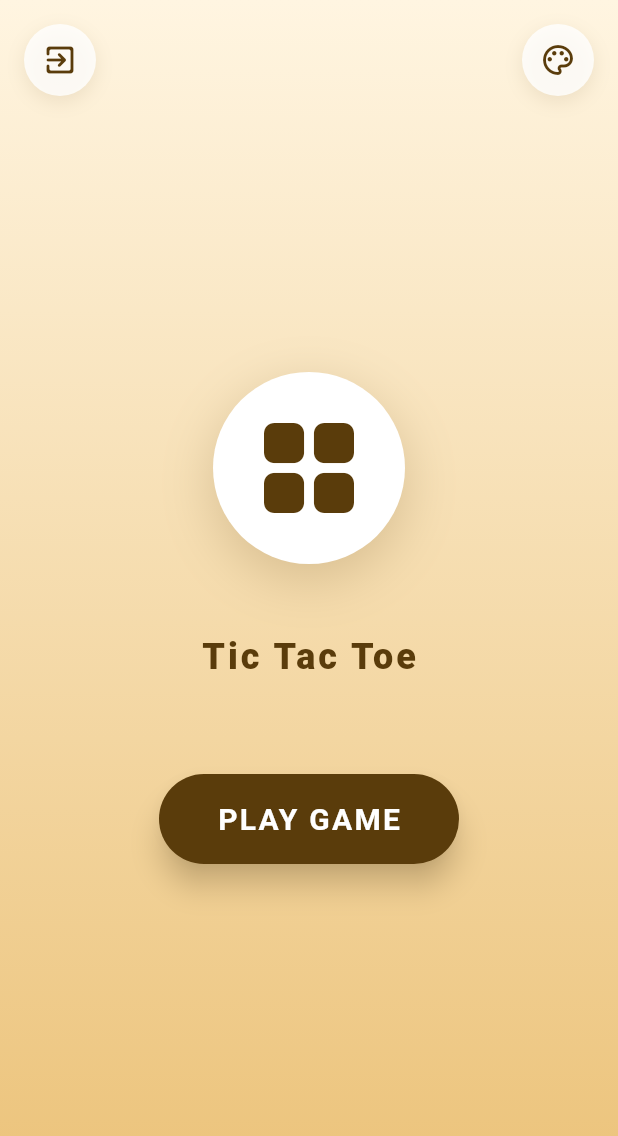
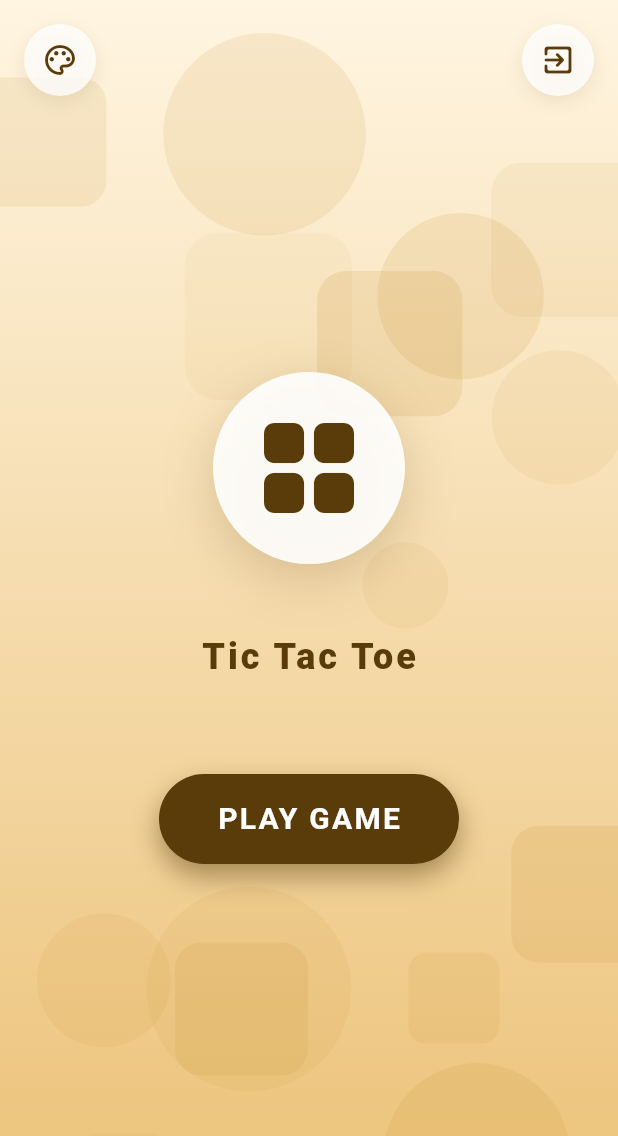
Before and after one commit to tameer-khyber/TicTocToeGame, a Flutter app: the screen it shows after launch, on a phone screen of 412 x 824 dp. Shown: the top 1136 px of the screen. Run offline on Flutter 3.47's test engine with Material 3 defaults, Android fonts, the phone set to English and light mode, and no system bars; our stand-ins replace animate_do, confetti, get, google_fonts.

Commit message:
feat: overhaul UI with advanced animations and global background

```diff
--- /dev/null
+++ b/lib/core/widgets/animated_background.dart
@@ -0,0 +1,129 @@
+import 'dart:async';
+import 'dart:math';
+import 'package:flutter/material.dart';
+import '../constants/app_colors.dart';
+
+class AnimatedBackground extends StatefulWidget {
+  const AnimatedBackground({super.key});
+
+  @override
+  State<AnimatedBackground> createState() => _AnimatedBackgroundState();
+}
+
+class _AnimatedBackgroundState extends State<AnimatedBackground> {
+  final List<_FloatingShape> _shapes = [];
+  final Random _random = Random();
+  Timer? _timer;
+
+  @override
+  void initState() {
+    super.initState();
+    // Initialize shapes
+    for (int i = 0; i < 15; i++) {
+      _shapes.add(_generateShape());
+    }
+
+    // Update loop
+    _timer = Timer.periodic(const Duration(milliseconds: 50), (timer) {
+      setState(() {
+        for (var shape in _shapes) {
+          shape.update();
+        }
+      });
+    });
+  }
+
+  _FloatingShape _generateShape() {
+    return _FloatingShape(
+      x: _random.nextDouble(),
+      y: _random.nextDouble(),
+      size: _random.nextDouble() * 100 + 40,
+      opacity: _random.nextDouble() * 0.1 + 0.05,
+      speedX: (_random.nextDouble() - 0.5) * 0.002,
+      speedY: (_random.nextDouble() - 0.5) * 0.002,
+      isCircle: _random.nextBool(),
+    );
+  }
+
+  @override
+  void dispose() {
+    _timer?.cancel();
+    super.dispose();
+  }
+
+  @override
+  Widget build(BuildContext context) {
+    return ClipRect(
+      child: CustomPaint(
+        painter: _BackgroundPainter(
+          shapes: _shapes,
+          color: AppColors.playerO, // Use accent/secondary color for shapes
+        ),
+        size: Size.infinite,
+      ),
+    );
+  }
+}
+
+class _FloatingShape {
+  double x;
+  double y;
+  double size;
+  double opacity;
+  double speedX;
+  double speedY;
+  bool isCircle;
+
+  _FloatingShape({
+    required this.x,
+    required this.y,
+    required this.size,
+    required this.opacity,
+    required this.speedX,
+    required this.speedY,
+    required this.isCircle,
+  });
+
+  void update() {
+    x += speedX;
+    y += speedY;
+
+    if (x < -0.2) x = 1.2;
+    if (x > 1.2) x = -0.2;
+    if (y < -0.2) y = 1.2;
+    if (y > 1.2) y = -0.2;
+  }
+}
+
+class _BackgroundPainter extends CustomPainter {
+  final List<_FloatingShape> shapes;
+  final Color color;
+
+  _BackgroundPainter({required this.shapes, required this.color});
+
+  @override
+  void paint(Canvas canvas, Size size) {
+    final paint = Paint()..style = PaintingStyle.fill;
+
+    for (var shape in shapes) {
+      paint.color = color.withValues(alpha: shape.opacity);
+      final offset = Offset(shape.x * size.width, shape.y * size.height);
+
+      if (shape.isCircle) {
+        canvas.drawCircle(offset, shape.size / 2, paint);
+      } else {
+        // Draw X shape (roughly)
+        // For simplicity, drawing rounded rects or crosses
+        final rect = Rect.fromCenter(
+            center: offset, width: shape.size, height: shape.size);
+        canvas.drawRRect(
+            RRect.fromRectAndRadius(rect, Radius.circular(shape.size / 5)), paint);
+      }
+    }
+  }
+
+  @override
+  bool shouldRepaint(covariant _BackgroundPainter oldDelegate) {
+    return true; // Always repaint on animation tick
+  }
+}
--- /dev/null
+++ b/lib/core/widgets/animated_scale_button.dart
@@ -0,0 +1,69 @@
+import 'package:flutter/material.dart';
+
+class AnimatedScaleButton extends StatefulWidget {
+  final Widget child;
+  final VoidCallback onPressed;
+  final Duration duration;
+  final double scale;
+
+  const AnimatedScaleButton({
+    super.key,
+    required this.child,
+    required this.onPressed,
+    this.duration = const Duration(milliseconds: 100),
+    this.scale = 0.95,
+  });
+
+  @override
+  State<AnimatedScaleButton> createState() => _AnimatedScaleButtonState();
+}
+
+class _AnimatedScaleButtonState extends State<AnimatedScaleButton>
+    with SingleTickerProviderStateMixin {
+  late AnimationController _controller;
+  late Animation<double> _scaleAnimation;
+
+  @override
+  void initState() {
+    super.initState();
+    _controller = AnimationController(
+      vsync: this,
+      duration: widget.duration,
+    );
+    _scaleAnimation = Tween<double>(begin: 1.0, end: widget.scale).animate(
+      CurvedAnimation(parent: _controller, curve: Curves.easeInOut),
+    );
+  }
+
+  @override
+  void dispose() {
+    _controller.dispose();
+    super.dispose();
+  }
+
+  void _onTapDown(TapDownDetails details) {
+    _controller.forward();
+  }
+
+  void _onTapUp(TapUpDetails details) {
+    _controller.reverse();
+    widget.onPressed();
+  }
+
+  void _onTapCancel() {
+    _controller.reverse();
+  }
+
+  @override
+  Widget build(BuildContext context) {
+    return GestureDetector(
+      onTapDown: _onTapDown,
+      onTapUp: _onTapUp,
+      onTapCancel: _onTapCancel,
+      child: ScaleTransition(
+        scale: _scaleAnimation,
+        child: widget.child,
+      ),
+    );
+  }
+}
--- a/lib/modules/home/views/home_view.dart
+++ b/lib/modules/home/views/home_view.dart
@@ -5,6 +5,8 @@ import '../../../core/constants/app_colors.dart';
 import '../../../core/constants/app_sizes.dart';
 import '../../../core/constants/app_strings.dart';
 import '../../../core/services/theme_service.dart';
+import '../../../core/widgets/animated_background.dart';
+import '../../../core/widgets/animated_scale_button.dart';
 import '../controllers/home_controller.dart';
 
 class HomeView extends GetView<HomeController> {
@@ -15,7 +17,7 @@ class HomeView extends GetView<HomeController> {
     return Obx(() => Scaffold(
       body: Stack(
         children: [
-          // Background
+          // Background Gradient
           Container(
             decoration: BoxDecoration(
               gradient: LinearGradient(
@@ -29,6 +31,9 @@ class HomeView extends GetView<HomeController> {
             ),
           ),
 
+          // Animated Shapes Background
+          const Positioned.fill(child: AnimatedBackground()),
+
           // Main Content
           Center(
             child: Column(
@@ -39,7 +44,7 @@ class HomeView extends GetView<HomeController> {
                   child: Container(
                     padding: const EdgeInsets.all(AppSizes.p24),
                     decoration: BoxDecoration(
-                      color: AppColors.surface,
+                      color: AppColors.surface.withValues(alpha: 0.9), // Glassy
                       shape: BoxShape.circle,
                       boxShadow: [
                         BoxShadow(
@@ -74,23 +79,29 @@ class HomeView extends GetView<HomeController> {
                   child: SizedBox(
                     width: 200,
                     height: 60,
-                    child: ElevatedButton(
+                    child: AnimatedScaleButton(
                       onPressed: controller.onPlayGame,
-                      style: ElevatedButton.styleFrom(
-                        backgroundColor: AppColors.playerX,
-                        foregroundColor: Colors.white,
-                        elevation: 8,
-                        shadowColor: AppColors.playerX.withValues(alpha: 0.5),
-                        shape: RoundedRectangleBorder(
+                      child: Container(
+                        decoration: BoxDecoration(
+                           color: AppColors.playerX,
                            borderRadius: BorderRadius.circular(30),
+                           boxShadow: [
+                             BoxShadow(
+                               color: AppColors.playerX.withValues(alpha: 0.5),
+                               blurRadius: 15,
+                               offset: const Offset(0, 8),
+                             )
+                           ]
                         ),
-                      ),
+                        alignment: Alignment.center,
                         child: const Text(
                           'PLAY GAME',
                           style: TextStyle(
                             fontSize: 20,
                             fontWeight: FontWeight.bold,
                             letterSpacing: 1.5,
+                            color: Colors.white,
+                          ),
                         ),
                       ),
                     ),
@@ -109,18 +120,24 @@ class HomeView extends GetView<HomeController> {
                 children: [
                    FadeInDown(
                     delay: const Duration(milliseconds: 800),
-                    child: _buildIconButton(
-                      icon: Icons.exit_to_app_rounded,
-                      onTap: controller.onExitApp,
-                      color: AppColors.playerX, // Use existing color that works well
+                    child: AnimatedScaleButton(
+                      onPressed: () => Get.find<ThemeService>().cycleTheme(),
+                      scale: 0.9,
+                      child: _buildIconButtonContent(
+                        icon: Icons.palette_outlined,
+                        color: AppColors.playerX,
+                      ),
                     ),
                   ),
                   FadeInDown(
                     delay: const Duration(milliseconds: 900),
-                    child: _buildIconButton(
-                      icon: Icons.palette_outlined,
-                      onTap: () => Get.find<ThemeService>().cycleTheme(),
+                    child: AnimatedScaleButton(
+                      onPressed: controller.onExitApp,
+                      scale: 0.9,
+                      child: _buildIconButtonContent(
+                        icon: Icons.exit_to_app_rounded,
                         color: AppColors.playerX,
+                      ),
                     ),
                   ),
                 ],
@@ -132,12 +149,12 @@ class HomeView extends GetView<HomeController> {
     ));
   }
 
-  Widget _buildIconButton({
+  Widget _buildIconButtonContent({
     required IconData icon,
-    required VoidCallback onTap,
     required Color color,
   }) {
     return Container(
+      padding: const EdgeInsets.all(12),
       decoration: BoxDecoration(
         color: AppColors.surface.withValues(alpha: 0.8),
         shape: BoxShape.circle,
@@ -149,21 +166,11 @@ class HomeView extends GetView<HomeController> {
           ),
         ],
       ),
-      child: Material(
-        color: Colors.transparent,
-        child: InkWell(
-          onTap: onTap,
-          borderRadius: BorderRadius.circular(30),
-          child: Padding(
-            padding: const EdgeInsets.all(12),
       child: Icon(
         icon,
         color: color,
         size: 24,
       ),
-          ),
-        ),
-      ),
     );
   }
 }
```
Also changed, not shown: lib/modules/game/views/game_view.dart (+22 -25 lines), lib/modules/game/widgets/drawing_mark.dart (added, +137 -0 lines), lib/modules/game_over/views/game_over_view.dart (+12 -2 lines), lib/modules/splash/views/splash_view.dart (+11 -2 lines). Lines whose indentation alone changed are shown as unchanged.
